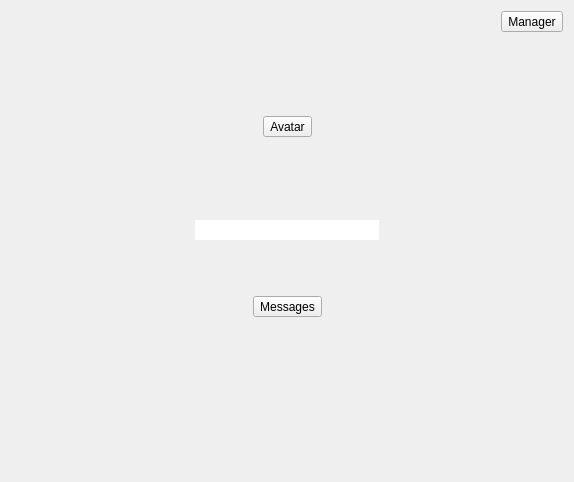
This is src/ui/ChatWindow/ContactWindow.ui in guoiaoang/TaoTieChat as Qt 5 draws it before an edit. The edited form follows.
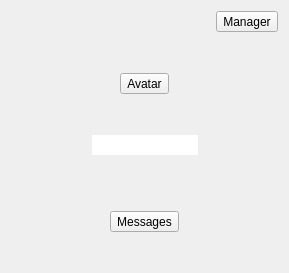
This is the edited form.

```diff
--- a/src/ui/ChatWindow/ContactWindow.ui
+++ b/src/ui/ChatWindow/ContactWindow.ui
@@ -6,8 +6,8 @@
    <rect>
     <x>0</x>
     <y>0</y>
-    <width>574</width>
-    <height>482</height>
+    <width>289</width>
+    <height>273</height>
    </rect>
   </property>
   <property name="windowTitle">
```
